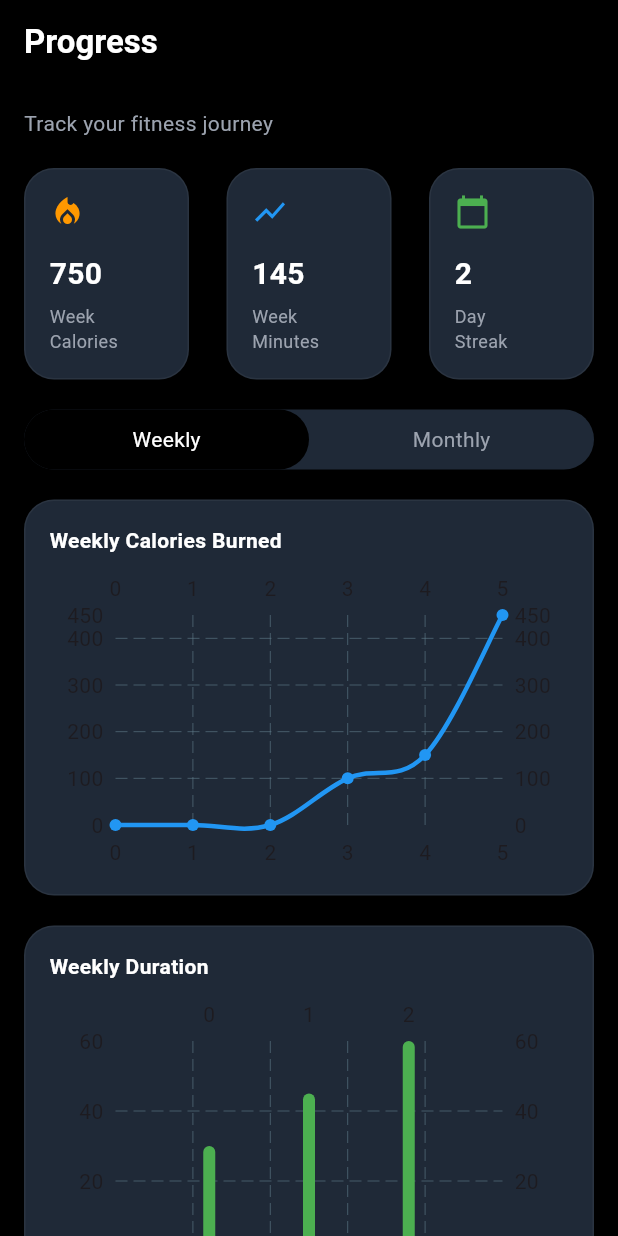
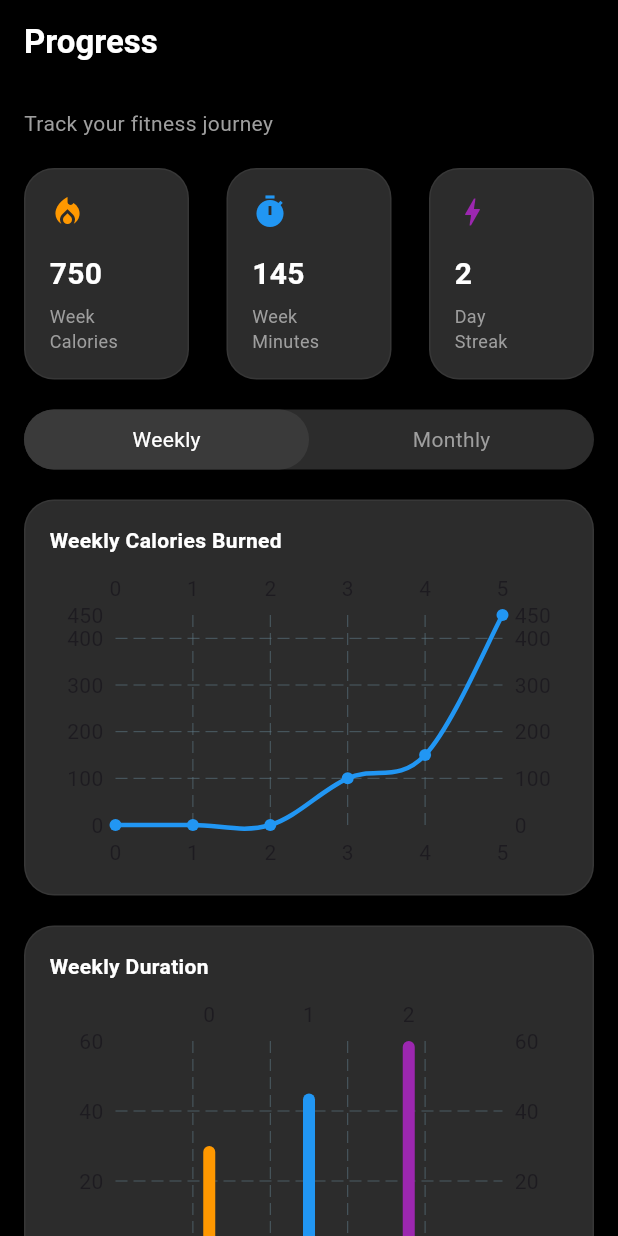
Before and after one commit to leealvin676/lockinApp, a Flutter app: the screen it shows after launch, on a phone screen of 412 x 824 dp. Run offline on Flutter 3.47's test engine with Material 3 defaults, Android fonts, the phone set to English and light mode, and no system bars; drawn by our look-alikes of fl_chart.

Commit message:
new color

```diff
--- a/lib/screen/progress/progress_page.dart
+++ b/lib/screen/progress/progress_page.dart
@@ -1,11 +1,11 @@
 import 'package:flutter/material.dart';
 import 'package:fl_chart/fl_chart.dart';
 
-const bgColor = Color(0xFF000000);
-const cardColor = Color(0xFF1F2937);
-const inputColor = Color(0xFF374151);
-const textGrey = Color(0xFF9CA3AF);
-const neonGreen = Color(0xFFA3E635);
+const bgColor = Colors.black;
+const cardColor = Color(0xFF2C2C2C);
+const inputColor = Color(0xFF3A3A3A);
+const textGrey = Colors.grey;
+const neonGreen = Color(0xFFD4E157);
 
 class ProgressPage extends StatefulWidget {
   const ProgressPage({super.key});
@@ -15,7 +15,6 @@ class ProgressPage extends StatefulWidget {
 }
 
 class _ProgressPageState extends State<ProgressPage> {
-
   int selected = 0;
 
   TextEditingController heightController = TextEditingController();
@@ -41,7 +40,6 @@ class _ProgressPageState extends State<ProgressPage> {
   Widget build(BuildContext context) {
     return Scaffold(
       backgroundColor: bgColor,
-
       appBar: AppBar(
         backgroundColor: bgColor,
         elevation: 0,
@@ -50,20 +48,16 @@ class _ProgressPageState extends State<ProgressPage> {
           style: TextStyle(color: Colors.white, fontWeight: FontWeight.bold),
         ),
       ),
-
       body: SingleChildScrollView(
         child: Padding(
           padding: const EdgeInsets.all(16),
-
           child: Column(
             crossAxisAlignment: CrossAxisAlignment.start,
             children: [
-
               const Text(
                 "Track your fitness journey",
                 style: TextStyle(color: textGrey),
               ),
-
               const SizedBox(height: 20),
 
               _summary(),
@@ -89,14 +83,13 @@ class _ProgressPageState extends State<ProgressPage> {
     );
   }
 
-
   Widget _summary() {
     return Row(
       mainAxisAlignment: MainAxisAlignment.spaceBetween,
       children: [
         _card(Icons.local_fire_department, "750", "Week\nCalories", Colors.orange),
-        _card(Icons.show_chart, "145", "Week\nMinutes", Colors.blue),
-        _card(Icons.calendar_today, "2", "Day\nStreak", Colors.green),
+        _card(Icons.timer, "145", "Week\nMinutes", Colors.blue),
+        _card(Icons.bolt, "2", "Day\nStreak", Colors.purple),
       ],
     );
   }
@@ -108,10 +101,10 @@ class _ProgressPageState extends State<ProgressPage> {
       decoration: BoxDecoration(
         color: cardColor,
         borderRadius: BorderRadius.circular(20),
-        border: Border.all(color: Colors.white.withOpacity(0.05)),
+        border: Border.all(color: Colors.white.withValues(alpha: 0.05)),
         boxShadow: [
           BoxShadow(
-            color: Colors.black.withOpacity(0.6),
+            color: Colors.black.withValues(alpha: 0.6),
             blurRadius: 10,
             offset: const Offset(0, 5),
           )
@@ -120,11 +113,8 @@ class _ProgressPageState extends State<ProgressPage> {
       child: Column(
         crossAxisAlignment: CrossAxisAlignment.start,
         children: [
-
           Icon(icon, color: color),
-
           const SizedBox(height: 15),
-
           Text(
             value,
             style: const TextStyle(
@@ -132,9 +122,7 @@ class _ProgressPageState extends State<ProgressPage> {
                 fontSize: 20,
                 fontWeight: FontWeight.bold),
           ),
-
           const SizedBox(height: 5),
-
           Text(
             label,
             style: const TextStyle(color: textGrey, fontSize: 12),
@@ -143,7 +131,6 @@ class _ProgressPageState extends State<ProgressPage> {
       ),
     );
   }
-
 
   Widget _toggle() {
     return Container(
@@ -171,7 +158,7 @@ class _ProgressPageState extends State<ProgressPage> {
         child: Container(
           padding: const EdgeInsets.symmetric(vertical: 10),
           decoration: BoxDecoration(
-            color: selected == index ? Colors.black : Colors.transparent,
+            color: selected == index ? inputColor : Colors.transparent,
             borderRadius: BorderRadius.circular(20),
           ),
           child: Center(
@@ -185,7 +172,6 @@ class _ProgressPageState extends State<ProgressPage> {
       ),
     );
   }
-
 
   Widget _lineCard() {
     return _cardContainer(
@@ -205,7 +191,7 @@ class _ProgressPageState extends State<ProgressPage> {
             isCurved: true,
             color: Colors.blue,
             barWidth: 3,
-            spots: const [
+            spots: [
               FlSpot(0, 0),
               FlSpot(1, 0),
               FlSpot(2, 0),
@@ -218,7 +204,6 @@ class _ProgressPageState extends State<ProgressPage> {
       ),
     );
   }
-
 
   Widget _barCard() {
     return _cardContainer(
@@ -233,9 +218,15 @@ class _ProgressPageState extends State<ProgressPage> {
         gridData: FlGridData(show: true),
         borderData: FlBorderData(show: false),
         barGroups: [
-          BarChartGroupData(x: 0, barRods: [BarChartRodData(toY: 30, color: Colors.green)]),
-          BarChartGroupData(x: 1, barRods: [BarChartRodData(toY: 45, color: Colors.green)]),
-          BarChartGroupData(x: 2, barRods: [BarChartRodData(toY: 60, color: Colors.green)]),
+          BarChartGroupData(
+              x: 0,
+              barRods: [BarChartRodData(toY: 30, color: Colors.orange)]),
+          BarChartGroupData(
+              x: 1,
+              barRods: [BarChartRodData(toY: 45, color: Colors.blue)]),
+          BarChartGroupData(
+              x: 2,
+              barRods: [BarChartRodData(toY: 60, color: Colors.purple)]),
         ],
       ),
     );
@@ -247,14 +238,11 @@ class _ProgressPageState extends State<ProgressPage> {
       child: Column(
         crossAxisAlignment: CrossAxisAlignment.start,
         children: [
-
           const Text(
             "Calculate your Body Mass Index",
             style: TextStyle(color: textGrey),
           ),
-
           const SizedBox(height: 15),
-
           Row(
             children: [
               Expanded(child: _input(heightController, "Height (cm)")),
@@ -262,26 +250,19 @@ class _ProgressPageState extends State<ProgressPage> {
               Expanded(child: _input(weightController, "Weight (kg)")),
             ],
           ),
-
           const SizedBox(height: 15),
-
           SizedBox(
             width: double.infinity,
             child: ElevatedButton(
               style: ElevatedButton.styleFrom(
                 backgroundColor: neonGreen,
                 foregroundColor: Colors.black,
-                shape: RoundedRectangleBorder(
-                  borderRadius: BorderRadius.circular(12),
-                ),
               ),
               onPressed: calculateBMI,
               child: const Text("Calculate BMI"),
             ),
           ),
-
           const SizedBox(height: 10),
-
           Text(
             "BMI: ${bmi.toStringAsFixed(2)}",
             style: const TextStyle(color: Colors.white),
@@ -308,38 +289,28 @@ class _ProgressPageState extends State<ProgressPage> {
     );
   }
 
-
   Widget _streakCard() {
     return Container(
       padding: const EdgeInsets.all(20),
       decoration: BoxDecoration(
-        gradient: const LinearGradient(
-          colors: [Color(0xFF1F2937), Color(0xFF111827)],
-        ),
+        color: cardColor,
         borderRadius: BorderRadius.circular(20),
       ),
       child: Column(
         children: [
-
           const Text(
             "Streak Tracker",
             style: TextStyle(color: Colors.white, fontWeight: FontWeight.bold),
           ),
-
           const SizedBox(height: 5),
-
           const Text(
             "Keep the momentum going!",
             style: TextStyle(color: textGrey),
           ),
-
           const SizedBox(height: 20),
-
           const Icon(Icons.local_fire_department,
-              color: Colors.orangeAccent, size: 60),
-
+              color: Colors.orange, size: 60),
           const SizedBox(height: 10),
-
           Text(
             "$streak Days",
             style: const TextStyle(
@@ -347,27 +318,14 @@ class _ProgressPageState extends State<ProgressPage> {
                 fontSize: 22,
                 fontWeight: FontWeight.bold),
           ),
-
           const Text(
             "You're building a habit!",
             style: TextStyle(color: textGrey),
-          ),
-
-          const SizedBox(height: 10),
-
-          Row(
-            mainAxisAlignment: MainAxisAlignment.center,
-            children: const [
-              CircleAvatar(radius: 4, backgroundColor: Colors.orange),
-              SizedBox(width: 5),
-              CircleAvatar(radius: 4, backgroundColor: Colors.orange),
-            ],
           ),
         ],
       ),
     );
   }
-
 
   Widget _cardContainer({required String title, required Widget child}) {
     return Container(
@@ -375,21 +333,18 @@ class _ProgressPageState extends State<ProgressPage> {
       decoration: BoxDecoration(
         color: cardColor,
         borderRadius: BorderRadius.circular(20),
-        border: Border.all(color: Colors.white.withOpacity(0.05)),
+        border: Border.all(color: Colors.white.withValues(alpha: 0.05)),
       ),
       child: Column(
         crossAxisAlignment: CrossAxisAlignment.start,
         children: [
-
           Text(
             title,
             style: const TextStyle(
                 color: Colors.white,
                 fontWeight: FontWeight.bold),
           ),
-
           const SizedBox(height: 10),
-
           child,
         ],
       ),
```
